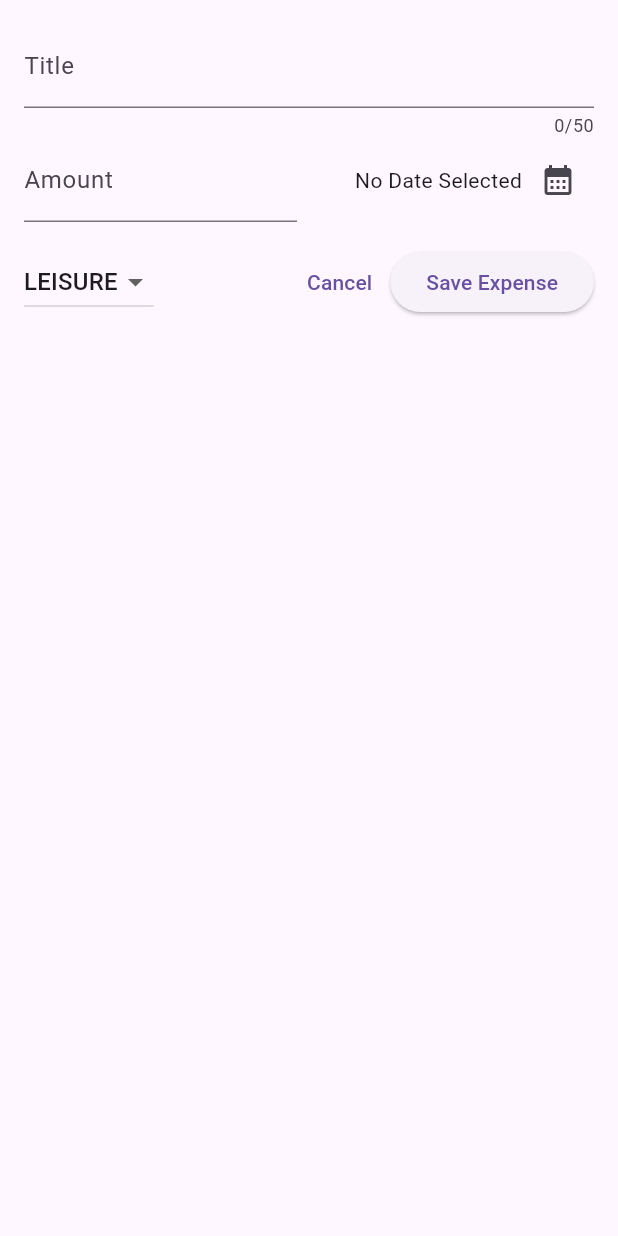
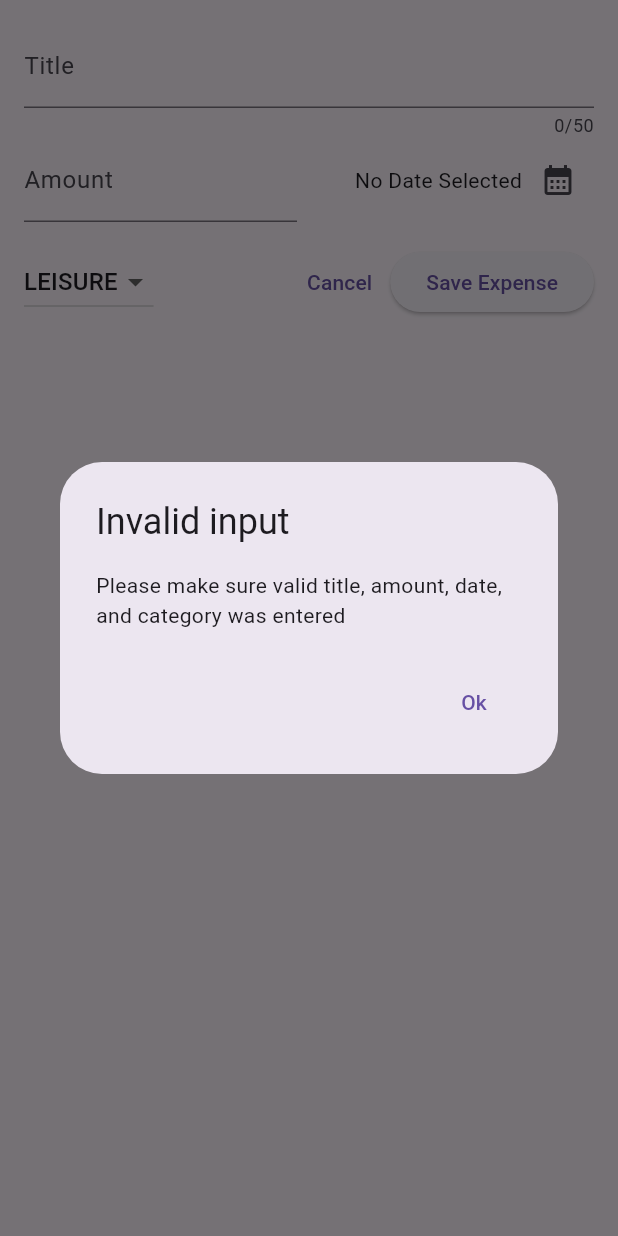
Before and after one commit to HanlopDev/Flutter_Developments, a Flutter app: the NewExpense widget shown alone on an empty page, opened directly, after a tap on "Save Expense", on a phone screen of 412 x 824 dp. Run offline on Flutter 3.47's test engine with Material 2 defaults, Android fonts, the phone set to English and light mode, and no system bars.

Commit message:
impliment validations

```diff
--- a/lib/widget/new_expense.dart
+++ b/lib/widget/new_expense.dart
@@ -28,6 +28,27 @@ class _NewExpenseState extends State<NewExpense> {
     setState(() {
       _selectedDate = pickedDate;
     });
+  }
+
+  void _submmitExpenseData() {
+    final enteredAmount = double.tryParse( _amountController.text);
+    final amountIsInvalid = enteredAmount == null || enteredAmount <= 0;
+    if (_titleController.text.trim().isEmpty || amountIsInvalid || _selectedDate == null) {
+      showDialog(context: context, builder: (ctx) => AlertDialog(
+        title: const Text("Invalid input"),
+        content: const Text("Please make sure valid title, amount, date, and category was entered"),
+        actions: [
+          TextButton(
+            onPressed: () {
+              Navigator.pop(ctx);
+            },
+             child: const Text("Ok"),
+             ),
+        ],
+      ),
+      );
+      return;
+    }
   }
 
   @override
@@ -104,10 +125,8 @@ class _NewExpenseState extends State<NewExpense> {
           },
           child: const Text("Cancel"),
           ),
-          ElevatedButton(onPressed: () {
-            print(_titleController.text);
-            print(_amountController.text);
-          },
+          ElevatedButton(
+            onPressed: _submmitExpenseData,
           child: const Text("Save Expense"),
           ),
         ],
```
